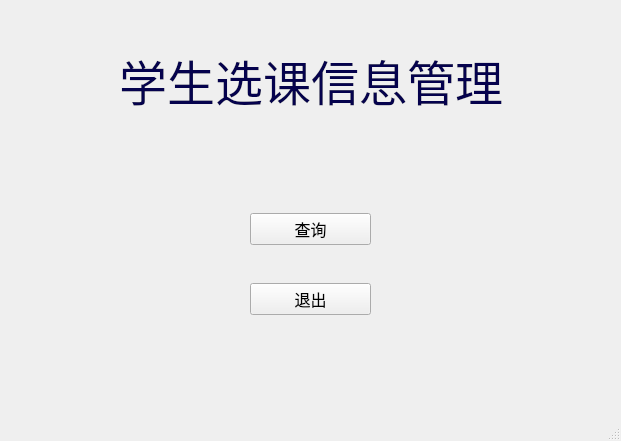
This is StuMgr/mainwindow.ui in hhneedhelp/DB_StudentManage as Qt 5 draws it before an edit. The edited form follows.
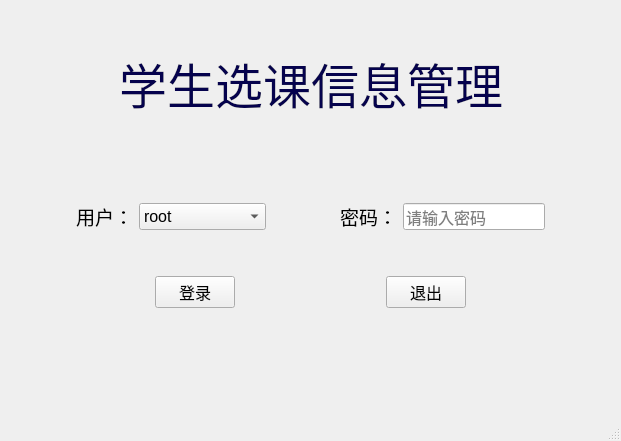
This is the edited form.

Diff of the .ui file:
```diff
--- a/StuMgr/mainwindow.ui
+++ b/StuMgr/mainwindow.ui
@@ -16,7 +16,7 @@
   <widget class="QWidget" name="centralwidget">
    <layout class="QVBoxLayout" name="verticalLayout_3">
     <item>
-     <layout class="QVBoxLayout" name="verticalLayout" stretch="2,3,5">
+     <layout class="QVBoxLayout" name="verticalLayout" stretch="5,3,5">
       <item>
        <spacer name="verticalSpacer">
         <property name="orientation">
@@ -98,11 +98,24 @@
      </layout>
     </item>
     <item>
-     <layout class="QVBoxLayout" name="verticalLayout_2" stretch="3,1,0,3">
+     <layout class="QVBoxLayout" name="verticalLayout_2">
       <item>
-       <layout class="QHBoxLayout" name="horizontalLayout_2" stretch="6,3,6">
+       <spacer name="verticalSpacer_5">
+        <property name="orientation">
+         <enum>Qt::Vertical</enum>
+        </property>
+        <property name="sizeHint" stdset="0">
+         <size>
+          <width>20</width>
+          <height>40</height>
+         </size>
+        </property>
+       </spacer>
+      </item>
         <item>
-         <spacer name="horizontalSpacer_5">
+       <layout class="QHBoxLayout" name="horizontalLayout_3">
+        <item>
+         <spacer name="horizontalSpacer_4">
           <property name="orientation">
            <enum>Qt::Horizontal</enum>
           </property>
@@ -115,14 +128,73 @@
          </spacer>
         </item>
         <item>
-         <widget class="QPushButton" name="inquire">
+         <widget class="QLabel" name="label_2">
           <property name="font">
            <font>
+            <pointsize>14</pointsize>
+           </font>
+          </property>
+          <property name="text">
+           <string>用户：</string>
+          </property>
+         </widget>
+        </item>
+        <item>
+         <widget class="QComboBox" name="cb_user">
+          <property name="font">
+           <font>
             <pointsize>12</pointsize>
            </font>
           </property>
+          <item>
           <property name="text">
-           <string>查询</string>
+            <string>root</string>
+           </property>
+          </item>
+          <item>
+           <property name="text">
+            <string>common user</string>
+           </property>
+          </item>
+         </widget>
+        </item>
+        <item>
+         <spacer name="horizontalSpacer_3">
+          <property name="orientation">
+           <enum>Qt::Horizontal</enum>
+          </property>
+          <property name="sizeHint" stdset="0">
+           <size>
+            <width>40</width>
+            <height>20</height>
+           </size>
+          </property>
+         </spacer>
+        </item>
+        <item>
+         <widget class="QLabel" name="label_3">
+          <property name="font">
+           <font>
+            <pointsize>14</pointsize>
+           </font>
+          </property>
+          <property name="text">
+           <string>密码：</string>
+          </property>
+         </widget>
+        </item>
+        <item>
+         <widget class="QLineEdit" name="le_passwd">
+          <property name="font">
+           <font>
+            <pointsize>12</pointsize>
+           </font>
+          </property>
+          <property name="echoMode">
+           <enum>QLineEdit::Password</enum>
+          </property>
+          <property name="placeholderText">
+           <string>请输入密码</string>
           </property>
          </widget>
         </item>
@@ -154,8 +226,35 @@
         </property>
        </spacer>
       </item>
+     </layout>
+    </item>
       <item>
-       <layout class="QHBoxLayout" name="horizontalLayout_3" stretch="6,3,6">
+     <layout class="QHBoxLayout" name="horizontalLayout_2">
+      <item>
+       <spacer name="horizontalSpacer_5">
+        <property name="orientation">
+         <enum>Qt::Horizontal</enum>
+        </property>
+        <property name="sizeHint" stdset="0">
+         <size>
+          <width>40</width>
+          <height>20</height>
+         </size>
+        </property>
+       </spacer>
+      </item>
+      <item>
+       <widget class="QPushButton" name="login">
+        <property name="font">
+         <font>
+          <pointsize>12</pointsize>
+         </font>
+        </property>
+        <property name="text">
+         <string>登录</string>
+        </property>
+       </widget>
+      </item>
         <item>
          <spacer name="horizontalSpacer_7">
           <property name="orientation">
@@ -204,12 +303,10 @@
         <property name="sizeHint" stdset="0">
          <size>
           <width>20</width>
-          <height>40</height>
+        <height>105</height>
          </size>
         </property>
        </spacer>
-      </item>
-     </layout>
     </item>
    </layout>
   </widget>
```
Lines whose indentation alone changed are shown as unchanged.
